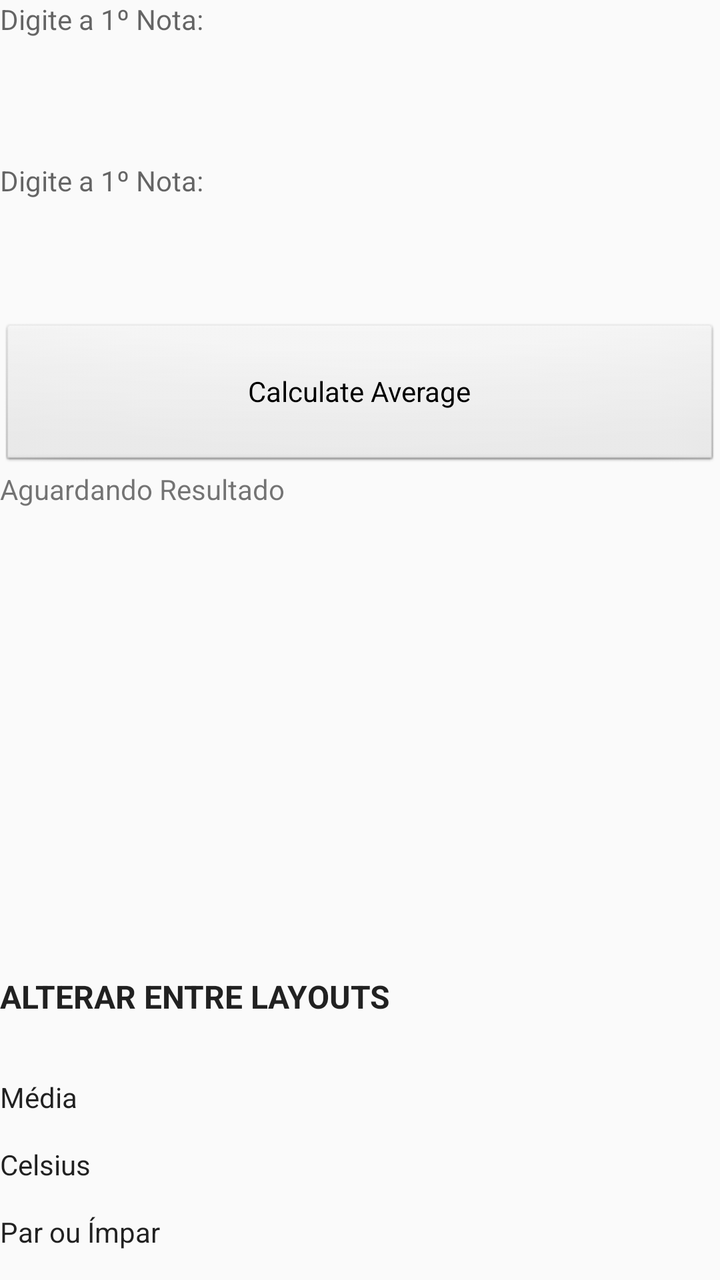
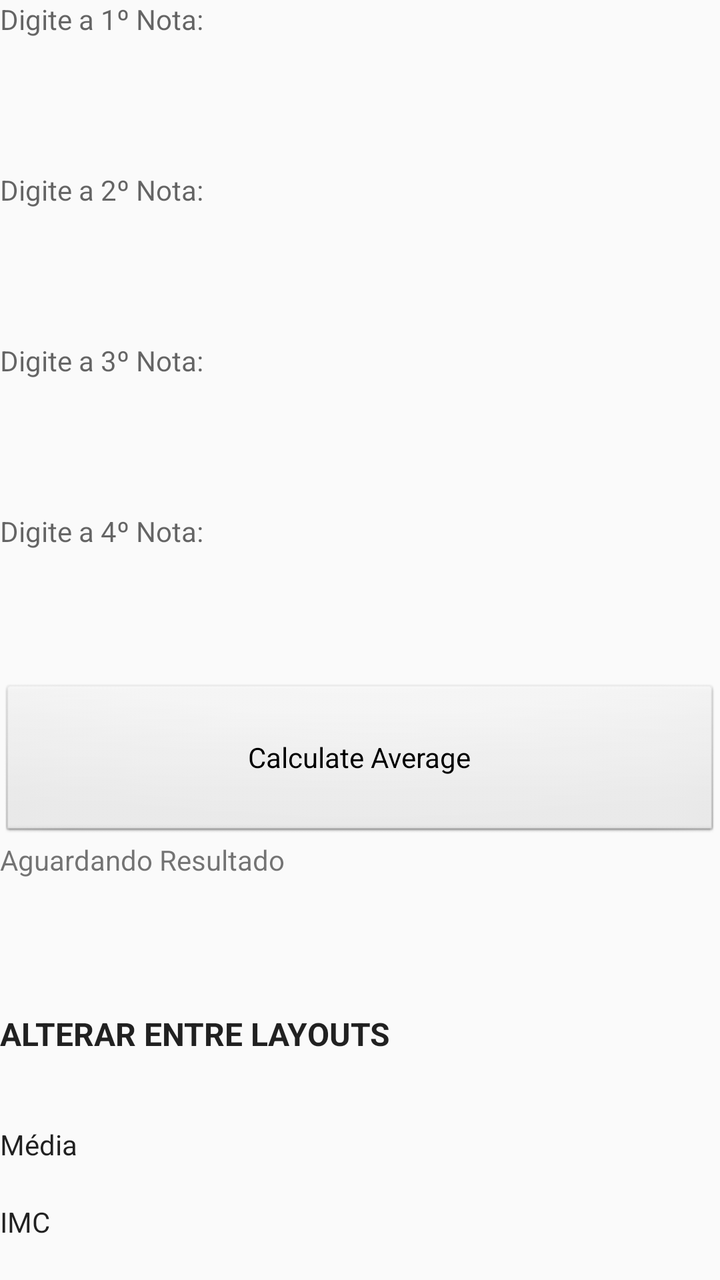

Compare the two renders of this Android layout. The source of the first and the diff that turns it into the second are given below.
<!-- AndroidManifest.xml: application theme Theme.Aula1 -->
<!-- res/layout/activity_media.xml -->
<?xml version="1.0" encoding="utf-8"?>
<LinearLayout xmlns:android="http://schemas.android.com/apk/res/android"
    xmlns:tools="http://schemas.android.com/tools"
    android:layout_width="wrap_content"
    android:layout_height="wrap_content"
    android:layout_margin="100dp"
    android:orientation="vertical">

    <EditText
        android:id="@+id/txtNota1"
        android:layout_width="match_parent"
        android:layout_height="66dp"
        android:layout_weight="1"
        android:ems="10"
        android:hint="Digite a 1º Nota:"
        android:inputType="text" />

    <EditText
        android:id="@+id/txtNota2"
        android:layout_width="match_parent"
        android:layout_height="66dp"
        android:layout_weight="1"
        android:ems="10"
        android:hint="Digite a 1º Nota:"
        android:inputType="text" />

    <Button
        android:id="@+id/btnCalcularMedia"
        style="@android:style/Widget.Button"
        android:layout_width="match_parent"
        android:layout_height="59dp"
        android:layout_weight="1"
        android:text="@string/btn_media"/>

    <TextView
        android:id="@+id/labelMedia"
        android:layout_width="match_parent"
        android:layout_height="66dp"
        android:layout_weight="1"
        android:text="Aguardando Resultado" />

    <Space
        android:layout_width="match_parent"
        android:layout_height="157dp"
        android:layout_weight="1" />

    <TextView
        android:id="@+id/labelAlterarLayout"
        android:layout_width="match_parent"
        android:layout_height="37dp"
        android:layout_weight="1"
        android:text="Alterar entre Layouts"
        android:textAlignment="center"
        android:textAllCaps="true"
        android:textAppearance="@android:style/TextAppearance.Material.Large"
        android:textSize="16sp"
        android:textStyle="bold" />

    <Button
        android:id="@+id/btnLayoutMedia"
        android:layout_width="match_parent"
        android:layout_height="wrap_content"
        android:layout_weight="1"
        android:text="Média" />

    <Button
        android:id="@+id/btnLayoutCelsius"
        android:layout_width="match_parent"
        android:layout_height="wrap_content"
        android:layout_weight="1"
        android:text="Celsius" />

    <Button
        android:id="@+id/btnLayoutParImpar"
        android:layout_width="match_parent"
        android:layout_height="wrap_content"
        android:layout_weight="1"
        android:text="Par ou Ímpar" />

</LinearLayout>
<!-- resources referenced by this layout -->
<resources>
  <string name="btn_media">Calculate Average</string>
  <style name="Theme.Aula1" parent="android:Theme.Material.Light.NoActionBar" />
</resources>

<!-- the commit's change to res/layout/activity_media.xml (unified diff, before → after) -->
@@ -21,7 +21,25 @@
         android:layout_height="66dp"
         android:layout_weight="1"
         android:ems="10"
-        android:hint="Digite a 1º Nota:"
+        android:hint="Digite a 2º Nota:"
+        android:inputType="text" />
+
+    <EditText
+        android:id="@+id/txtNota3"
+        android:layout_width="match_parent"
+        android:layout_height="66dp"
+        android:layout_weight="1"
+        android:ems="10"
+        android:hint="Digite a 3º Nota:"
+        android:inputType="text" />
+
+    <EditText
+        android:id="@+id/txtNota4"
+        android:layout_width="match_parent"
+        android:layout_height="66dp"
+        android:layout_weight="1"
+        android:ems="10"
+        android:hint="Digite a 4º Nota:"
         android:inputType="text" />
 
     <Button
@@ -38,11 +56,6 @@
         android:layout_height="66dp"
         android:layout_weight="1"
         android:text="Aguardando Resultado" />
-
-    <Space
-        android:layout_width="match_parent"
-        android:layout_height="157dp"
-        android:layout_weight="1" />
 
     <TextView
         android:id="@+id/labelAlterarLayout"
@@ -68,13 +81,6 @@
         android:layout_width="match_parent"
         android:layout_height="wrap_content"
         android:layout_weight="1"
-        android:text="Celsius" />
-
-    <Button
-        android:id="@+id/btnLayoutParImpar"
-        android:layout_width="match_parent"
-        android:layout_height="wrap_content"
-        android:layout_weight="1"
-        android:text="Par ou Ímpar" />
+        android:text="IMC" />
 
 </LinearLayout>
